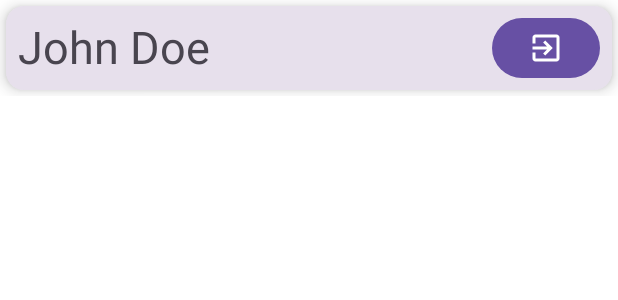
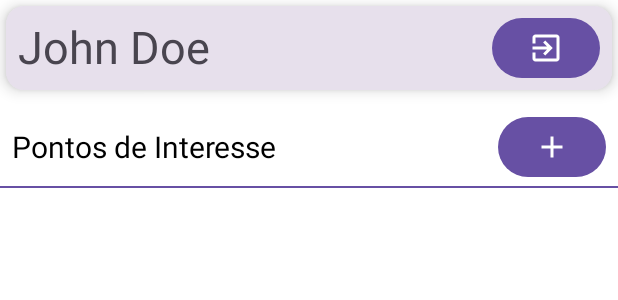
Before and after one commit to Raposo06/Visit-Aveiro, an Android app built with Jetpack Compose: the @Preview function CuratorZoneContentPreview, on a phone screen of 412 x 824 dp. Shown: the top 300 px of the screen. Run offline under Robolectric (Android 15) with nearby library versions, the phone set to English and light mode, and no system bars.

Commit message:
updated curator screen content to show items

```diff
--- a/app/build.gradle
+++ b/app/build.gradle
@@ -102,6 +102,7 @@ dependencies {
     implementation 'com.google.firebase:firebase-firestore-ktx'
     implementation 'com.google.firebase:firebase-storage-ktx'
 
+    implementation("io.coil-kt:coil-compose:2.5.0")
 
 
 
--- a/app/src/main/java/com/example/baseapplication/AppRoutes.kt
+++ b/app/src/main/java/com/example/baseapplication/AppRoutes.kt
@@ -7,4 +7,5 @@ enum class AppRoutes {
 
     // CURATOR SCREENS
     CURATOR_MAINSCREEN,
+    CURATOR_ADDPOI,
 }
--- a/app/src/main/java/com/example/baseapplication/ui/screens/curator/CuradorZoneScreen.kt
+++ b/app/src/main/java/com/example/baseapplication/ui/screens/curator/CuradorZoneScreen.kt
@@ -1,15 +1,24 @@
 package com.example.baseapplication.ui.screens.curator
 
+import android.util.Log
 import androidx.compose.foundation.layout.Arrangement
 import androidx.compose.foundation.layout.Column
 import androidx.compose.foundation.layout.Row
+import androidx.compose.foundation.layout.Spacer
+import androidx.compose.foundation.layout.fillMaxSize
 import androidx.compose.foundation.layout.fillMaxWidth
 import androidx.compose.foundation.layout.padding
+import androidx.compose.foundation.layout.size
+import androidx.compose.foundation.rememberScrollState
+import androidx.compose.foundation.verticalScroll
 import androidx.compose.material.icons.Icons
+import androidx.compose.material.icons.filled.Add
 import androidx.compose.material.icons.filled.ExitToApp
 import androidx.compose.material3.Button
 import androidx.compose.material3.Card
 import androidx.compose.material3.CardDefaults
+import androidx.compose.material3.Divider
+import androidx.compose.material3.ExperimentalMaterial3Api
 import androidx.compose.material3.Icon
 import androidx.compose.material3.MaterialTheme
 import androidx.compose.material3.Text
@@ -22,11 +31,13 @@ import androidx.compose.ui.tooling.preview.Preview
 import androidx.compose.ui.unit.dp
 import androidx.compose.ui.unit.sp
 import androidx.lifecycle.viewmodel.compose.viewModel
+import com.example.baseapplication.models.PointOfInterestModel
 
 
 @Composable
 fun CuradorZoneScreen(
     noUserAction: () -> Unit,
+    onAddInterestPointClick: () -> Unit,
     viewModel: CuratorZoneViewModel = viewModel()
 ) {
     val uiState by viewModel.uiState
@@ -40,17 +51,39 @@ fun CuradorZoneScreen(
     }
     CuradorZoneContent(
         uiState.user?.displayName ?: "No User",
-        viewModel::onSignOutClick
+        viewModel::onSignOutClick,
+        poiList = uiState.points,
+        onAddInterestPointClick,
+        // todo: howver dont think it needs to be implemented, there is no purpose
+        onPoIClick = {Log.d("CuratorPoIItem","on poi click")},
+        //todo
+        onGoToLocationClick = { Log.d("CuratorPoIItem","on location click") },
+        onEditClick = viewModel::updatePoIEntry,
+        onDeleteClick = viewModel::deletePoIEntry,
     )
 }
 
 
+@OptIn(ExperimentalMaterial3Api::class)
 @Composable
 fun CuradorZoneContent(
     userDisplayName: String,
-    onSignOutClick: () -> Unit
+    onSignOutClick: () -> Unit,
+
+    poiList: List<PointOfInterestModel>,
+    onAddInterestPointClick: () -> Unit,
+
+    onPoIClick: (PointOfInterestModel) -> Unit,
+    onGoToLocationClick: (PointOfInterestModel) -> Unit,
+    onEditClick: (PointOfInterestModel) -> Unit,
+    onDeleteClick: (PointOfInterestModel) -> Unit,
 ) {
-    Column {
+    //TopAppBar(title = { Text(text = "Zona Curador") })
+    Column(
+        Modifier
+            .fillMaxSize()
+            .verticalScroll(rememberScrollState()),
+    ) {
         // Card to display user info and allow signout
         Card(
             colors = CardDefaults.cardColors(
@@ -59,13 +92,18 @@ fun CuradorZoneContent(
             elevation = CardDefaults.cardElevation(
                 defaultElevation = 6.dp
             ),
-            modifier = Modifier.fillMaxWidth().padding(4.dp)
+            modifier = Modifier
+                .fillMaxWidth()
+                .padding(4.dp)
             ) {
 
             Row (
                 horizontalArrangement = Arrangement.SpaceBetween,
                 verticalAlignment = Alignment.CenterVertically,
-                modifier = Modifier.fillMaxWidth().padding(4.dp).padding(horizontal = 4.dp),
+                modifier = Modifier
+                    .fillMaxWidth()
+                    .padding(4.dp)
+                    .padding(horizontal = 4.dp),
             ){
                 Text(text = userDisplayName, fontSize = 30.sp)
                 Button(onClick = onSignOutClick) {
@@ -74,12 +112,40 @@ fun CuradorZoneContent(
             }
         }
 
+        Spacer(modifier = Modifier.size(8.dp))
+
+        Row (
+            modifier = Modifier
+                .fillMaxWidth()
+                .padding(horizontal = 8.dp, vertical = 2.dp),
+            horizontalArrangement = Arrangement.SpaceBetween,
+            verticalAlignment = Alignment.CenterVertically,
+        ){
+            Text(text = "Pontos de Interesse", fontSize = 20.sp)
+            Button(onClick = onAddInterestPointClick) {
+                Icon(imageVector  = Icons.Default.Add, "Add point of interest")
+            }
+        }
+        Divider(color = MaterialTheme.colorScheme.primary, thickness = 1.dp,)
+
+        //todo: implment onClick functions
+        poiList.forEach {
+            CuratorPoIItem(
+                poi = it,
+                onPoIClick = onPoIClick,
+                onGoToLocationClick = onGoToLocationClick,
+                onEditClick = onEditClick,
+                onDeleteClick = onDeleteClick,
+                )
+        }
 
     }
 }
 
+
+
 @Preview
 @Composable
 fun CuratorZoneContentPreview() {
-    CuradorZoneContent("John Doe", { print("OnSignoutclick") })
+    CuradorZoneContent("John Doe", { print("OnSignoutclick") }, listOf(),{ print("onAddInterestPointClick") } ,{}, {}, {}, {})
 }
```
Also changed, not shown: app/src/main/java/com/example/baseapplication/MainActivity.kt (+7 -2 lines), app/src/main/java/com/example/baseapplication/models/PointOfInterestModel.kt (added, +12 -0 lines), app/src/main/java/com/example/baseapplication/ui/screens/curator/CuratorZonePoI.kt (added, +149 -0 lines), app/src/main/java/com/example/baseapplication/ui/screens/curator/CuratorZoneViewModel.kt (+38 -11 lines).
